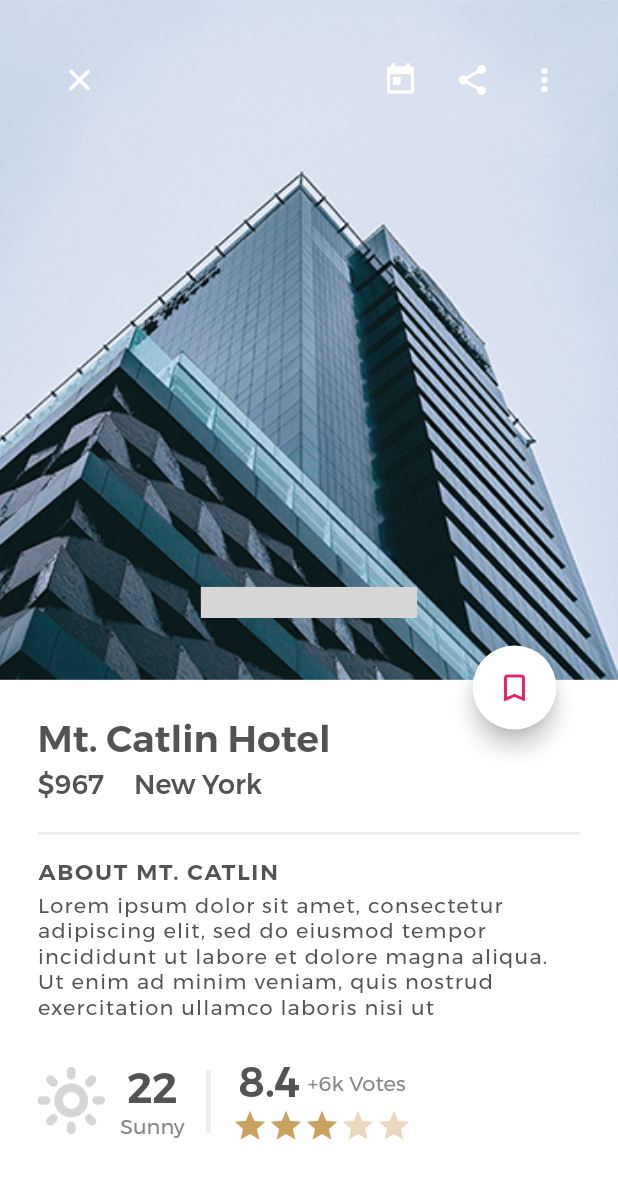
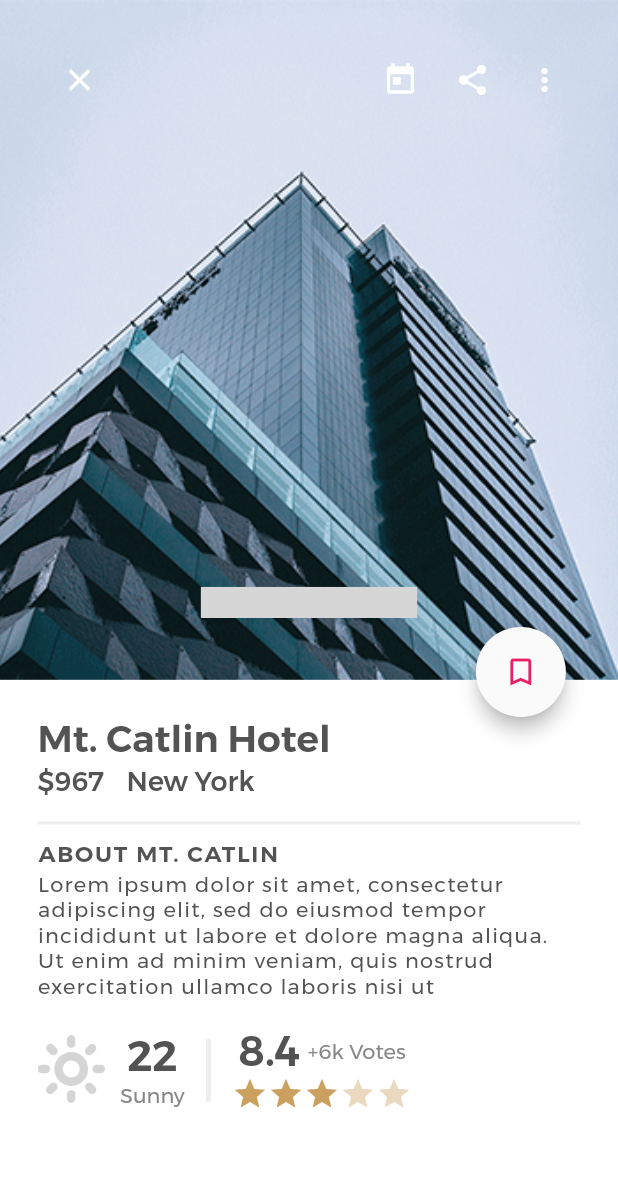
Before and after one commit to PresKhaled/atlas, a Flutter app: the Hotel screen opened directly, on a phone screen of 412 x 824 dp. Shown: the top 1179 px of the screen. Run offline on Flutter 3.47's test engine with Material 2 defaults, Android fonts, the phone set to English and light mode, and no system bars; missing offline and left inert: page_view_indicator; grey boxes are pictures that could not be loaded.

Commit message:
editing IconButton in hotel page

```diff
--- a/lib/account/signin.dart
+++ b/lib/account/signin.dart
@@ -164,7 +164,7 @@ class _SigninState extends State<Signin> {
                         left: _include.screenSize(context, window).width / 10,
                         right: _include.screenSize(context, window).width / 10,
                       ),
-                      child: _include.buildDivider(),
+                      child: _include.buildDivider(Colors.grey.withOpacity(0.40)),
                     ),
                   ),
                   Align(
--- a/lib/hotel/hotel.dart
+++ b/lib/hotel/hotel.dart
@@ -49,12 +49,14 @@ class _HotelState extends State<Hotel> {
   @override
   Widget build(BuildContext context) {
     _addHotelImages();
-
     return Stack(
       children: <Widget>[
         PageView.builder(
           scrollDirection: Axis.horizontal,
-          pageSnapping: true,
+          itemCount: hotelImages.length,
+          onPageChanged: (index) {
+              _pageViewNotifier.value = index;
+          },
           itemBuilder: (context, index) {
             return Stack(
               children: <Widget>[
@@ -69,16 +71,37 @@ class _HotelState extends State<Hotel> {
                     ),
                   ),
                 ),
+                Align(
+                  alignment: Alignment.bottomCenter,
+                  child: Container(
+                    height: MediaQuery.of(context).size.height * 0.45,
+                    width: double.infinity,
+                    color: Colors.white,
+                  ),
+                ),
+
               ],
             );
           },
-          itemCount: hotelImages.length,
-          onPageChanged: (index) {
-            setState(() {
-              _pageViewNotifier.value = index;
-            });
-          },
         ),
+        Positioned(
+          left: MediaQuery.of(context).size.width * 0.77,
+          bottom: MediaQuery.of(context).size.height * 0.42,
+            child: SizedBox(
+              height: 60,
+              width: 60,
+              child: Material(
+                shape: RoundedRectangleBorder(
+                  borderRadius: BorderRadius.circular(30) ,
+                ),
+                elevation: 5,
+                child: IconButton(
+                  onPressed: (){},
+                  icon: Icon(Icons.bookmark_border, color: Colors.pink,),
+                ),
+              ),
+            ),
+          ),
         Padding(
           padding: EdgeInsets.only(
               bottom: MediaQuery.of(context).size.height * 0.45),
@@ -88,14 +111,6 @@ class _HotelState extends State<Hotel> {
               alignment: Alignment.center,
               child: _displayPageIndicators(hotelImages.length),
             ),
-          ),
-        ),
-        Align(
-          alignment: Alignment.bottomCenter,
-          child: Container(
-            height: MediaQuery.of(context).size.height * 0.45,
-            width: double.infinity,
-            color: Colors.white,
           ),
         ),
         Padding(
@@ -128,18 +143,6 @@ class _HotelState extends State<Hotel> {
                 ),
               ],
             ),
-            floatingActionButton: Padding(
-              padding: EdgeInsets.only(
-                  bottom: MediaQuery.of(context).size.height * 0.36),
-              child: FloatingActionButton(
-                  onPressed: () {},
-                  backgroundColor: Colors.white,
-                  child: Icon(
-                    Icons.bookmark_border,
-                    color: Colors.pink,
-                  )),
-            ),
-            floatingActionButtonLocation: FloatingActionButtonLocation.endFloat,
             body: SafeArea(
               child: Align(
                 alignment: Alignment.bottomCenter,
@@ -153,9 +156,7 @@ class _HotelState extends State<Hotel> {
                         'Mt. Catlin Hotel',
                         style: _include.hotelNameStyle,
                       ),
-                      SizedBox(
-                        height: 5,
-                      ),
+                      SizedBox(height: 3,),
                       Row(
                         children: <Widget>[
                           Text(
@@ -163,7 +164,7 @@ class _HotelState extends State<Hotel> {
                             style: _include.priceAndCityNameStyle,
                           ),
                           SizedBox(
-                            width: 20,
+                            width: 15,
                           ),
                           Text(
                             'New York',
@@ -171,31 +172,21 @@ class _HotelState extends State<Hotel> {
                           ),
                         ],
                       ),
-                      SizedBox(
-                        height: 20,
-                      ),
-                      _include.buildDivider(
-                        Color(0xffd5d5d5).withOpacity(0.40),
-                      ),
-                      SizedBox(
-                        height: 15,
-                      ),
+                      SizedBox(height: 15),
+                      _include.buildDivider(Color(0xffd5d5d5).withOpacity(0.40)),
+                      SizedBox(height: 10),
                       Text(
                         'ABOUT MT. CATLIN',
                         style: _include.aboutHotelStyle,
                       ),
-                      SizedBox(
-                        height: 5,
-                      ),
+                      SizedBox(height: 3),
                       Text(
                         'Lorem ipsum dolor sit amet, consectetur adipiscing elit,'
                         ' sed do eiusmod tempor incididunt ut labore et dolore magna aliqua. '
                         'Ut enim ad minim veniam, quis nostrud exercitation ullamco laboris nisi ut',
                         style: _include.aboutHotelContentStyle,
                       ),
-                      SizedBox(
-                        height: 25,
-                      ),
+                      SizedBox(height: 18),
                       Row(
                         children: <Widget>[
                           ImageIcon(
@@ -203,9 +194,7 @@ class _HotelState extends State<Hotel> {
                             color: Color(0xffd5d5d5),
                             size: 45,
                           ),
-                          SizedBox(
-                            width: 10,
-                          ),
+                          SizedBox(width: 10),
                           Column(
                             children: <Widget>[
                               Text(
@@ -218,13 +207,9 @@ class _HotelState extends State<Hotel> {
                               ),
                             ],
                           ),
-                          SizedBox(
-                            width: 10,
-                          ),
+                          SizedBox(width: 10),
                           Text('|', style: _include.linearSeparatorStyle),
-                          SizedBox(
-                            width: 10,
-                          ),
+                          SizedBox(width: 10),
                           Column(
                             children: <Widget>[
                               Row(
@@ -233,9 +218,7 @@ class _HotelState extends State<Hotel> {
                                     '8.4',
                                     style: _include.hotelVotesRateStyle,
                                   ),
-                                  SizedBox(
-                                    width: 5,
-                                  ),
+                                  SizedBox(width: 5),
                                   Text(
                                     '+6k Votes',
                                     style: _include.totalVotesStyle,
--- a/lib/main.dart
+++ b/lib/main.dart
@@ -1,8 +1,9 @@
 // Essential Flutter packages
+import 'package:atlas/hotel/hotel.dart';
 import 'package:flutter/material.dart';
 
 // Internal resources
-import 'landing.dart' show Landing;
+//import 'landing.dart' show Landing;
 import 'account/signin.dart' show Signin;
 import 'account/signup.dart' show Signup;
 
@@ -19,7 +20,7 @@ class _MainState extends State<Main> {
     return MaterialApp(
         debugShowCheckedModeBanner: false,
         theme: ThemeData(primaryColor: Colors.pink, fontFamily: "Montserrat"),
-        home: new Landing(),
+        home: new Hotel(),
         routes: {
           "/Signin": (BuildContext context) => new Signin(),
           "/Signup": (BuildContext context) => new Signup()
```
Also changed, not shown: assets/images/drink.png (renamed from assets/images/drink icon.png), assets/images/parking.png (renamed from assets/images/parking icon.png), assets/images/restau.png (renamed from assets/images/restau icon.png), assets/images/swimming.png (renamed from assets/images/swimming icon.png), assets/images/wifi.png (renamed from assets/images/wifi icon.png).
